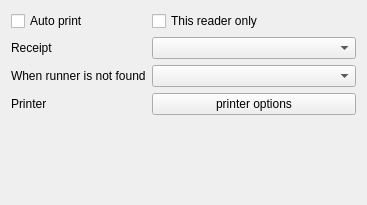
This is quickevent/app/quickevent/plugins/Receipts/src/receiptssettingspage.ui in Quick-Event/quickbox as Qt 5 draws it before an edit. The edited form follows.
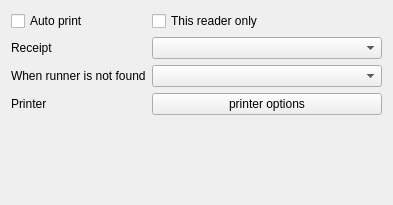
This is the edited form.

Commit message: Receipts printer config button fixed

```diff
--- a/quickevent/app/quickevent/plugins/Receipts/src/receiptssettingspage.ui
+++ b/quickevent/app/quickevent/plugins/Receipts/src/receiptssettingspage.ui
@@ -6,7 +6,7 @@
    <rect>
     <x>0</x>
     <y>0</y>
-    <width>367</width>
+    <width>393</width>
     <height>205</height>
    </rect>
   </property>
```
Left out of the diff: 7 changed lines with no effect on the pictures. The commit also changes 3 other files.
